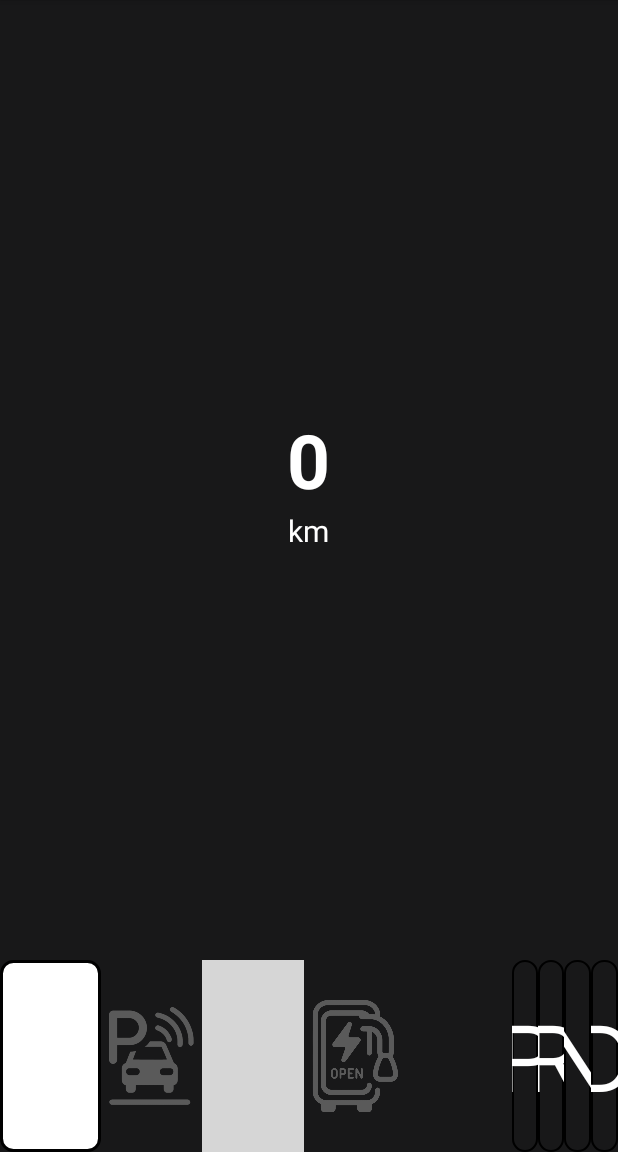
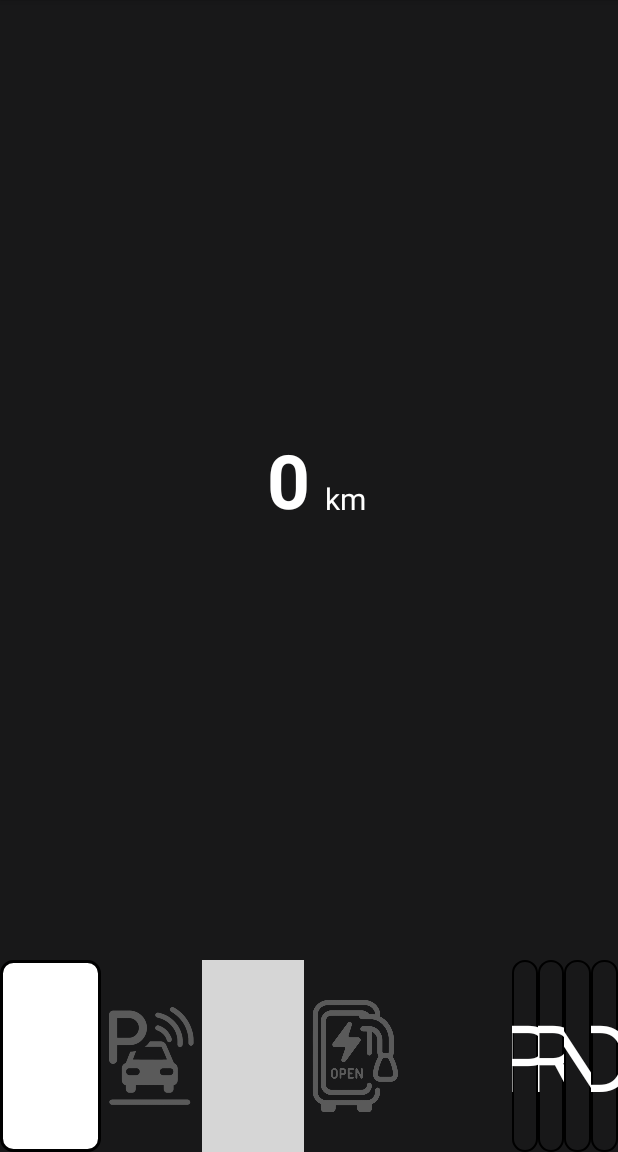
Before and after one commit to jje005/Vhal-View-App, an Android app: the CarActivity screen opened directly, with no data from a screen before it, on a phone screen of 412 x 824 dp, the part 84-1236 px from its top. Run offline under Robolectric (Android 15) with nearby library versions, the phone set to English and light mode, and no system bars; libraries missing offline, so code that uses them is left out: com.github.anastr.speedviewlib; plain views replace AwesomeSpeedometer; 11 statements that could not run were skipped; grey boxes are pictures that could not be loaded.

Commit message:
design: 속도 배치 수정, ON 글자 크기 수정

```diff
--- a/Window/AndroidApp/car-api-hello-world/app/src/main/res/layout/car_action_activity.xml
+++ b/Window/AndroidApp/car-api-hello-world/app/src/main/res/layout/car_action_activity.xml
@@ -33,7 +33,7 @@
                 android:layout_height="wrap_content"
                 android:layout_gravity="center"
                 android:gravity="center"
-                android:orientation="vertical">
+                android:orientation="horizontal">
 
                 <TextView
                     android:id="@+id/speedometerValue"
@@ -51,11 +51,14 @@
                     android:layout_width="wrap_content"
                     android:layout_height="wrap_content"
                     android:background="@color/BackGroundColor2"
-                    android:paddingHorizontal="10dp"
+                    android:paddingTop="25dp"
                     android:text="km"
                     android:textColor="@android:color/white"
                     android:textSize="20sp" />
+
             </LinearLayout>
+
+
         </FrameLayout>
 
     </LinearLayout>
@@ -83,7 +86,7 @@
                 android:gravity="center"
                 android:text=""
                 android:padding="5dp"
-                android:textSize="16sp" />
+                android:textSize="30sp" />
 
             <ImageView
                 android:id="@+id/auto_parking_image"
```
